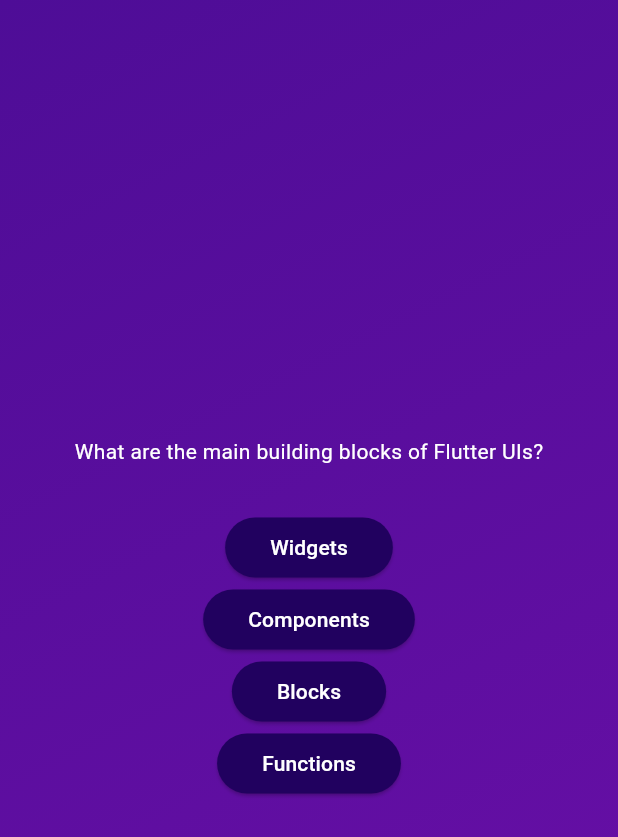
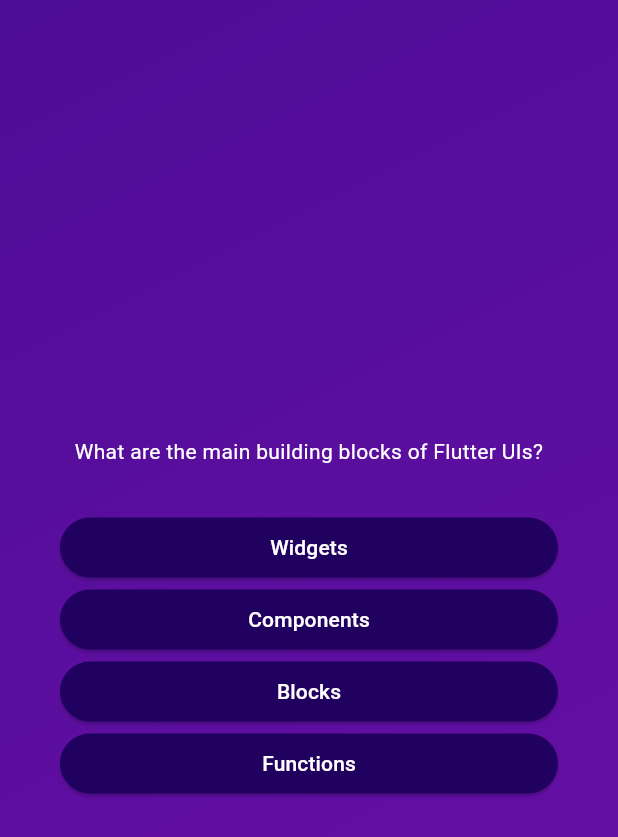
Before and after one commit to aminyous/quiz, a Flutter app: the screen it shows after launch, after a tap on "Start Quiz", on a phone screen of 412 x 824 dp. Shown: the top 837 px of the screen. Run offline on Flutter 3.47's test engine with Material 3 defaults, Android fonts, the phone set to English and light mode, and no system bars.

Commit message:
Add margin and center Question and answers

```diff
--- a/lib/questions_screen.dart
+++ b/lib/questions_screen.dart
@@ -16,12 +16,16 @@ class _QuestionsScreenState extends State<QuestionsScreen> {
   Widget build(BuildContext context) {
     return SizedBox(
       width: double.infinity,
+      child: Container(
+        margin: const EdgeInsets.all(40),
         child: Column(
           mainAxisAlignment: MainAxisAlignment.center,
+          crossAxisAlignment: CrossAxisAlignment.stretch,
           children: [
             Text(
               currentQuestion.text,
               style: const TextStyle(color: Colors.white),
+              textAlign: TextAlign.center,
             ),
             const SizedBox(height: 30),
             ...currentQuestion.answers.map((answer) {
@@ -31,14 +35,9 @@ class _QuestionsScreenState extends State<QuestionsScreen> {
                     print('object');
                   });
             }),
-          // AnswerButton(answerText: currentQuestion.answers[0], onTap: (){print(currentQuestion.text);}),
 
-          // AnswerButton(answerText: currentQuestion.answers[1], onTap: (){print('hello2');}),
-
-          // AnswerButton(answerText: currentQuestion.answers[2], onTap: (){print('hello34');}),
-
-          // AnswerButton(answerText: currentQuestion.answers[3], onTap: (){print('helldfdo4');}),
           ],
+        ),
       ),
     );
   }
```
Lines whose indentation alone changed are shown as unchanged.
